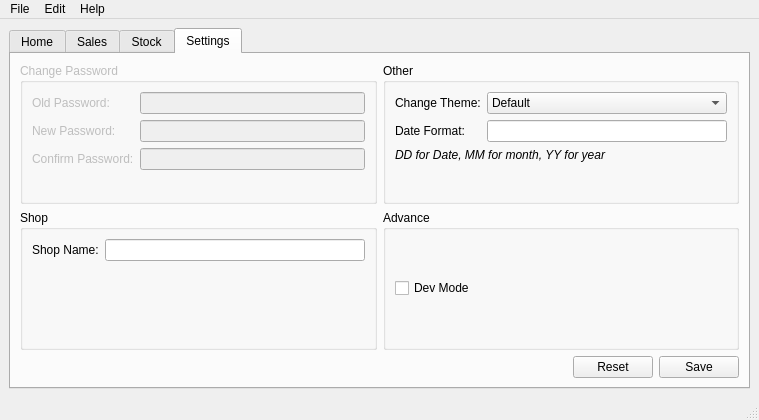
Old version of the form src/stock_manager.ui in the repository krivahtoo/stockmanager.
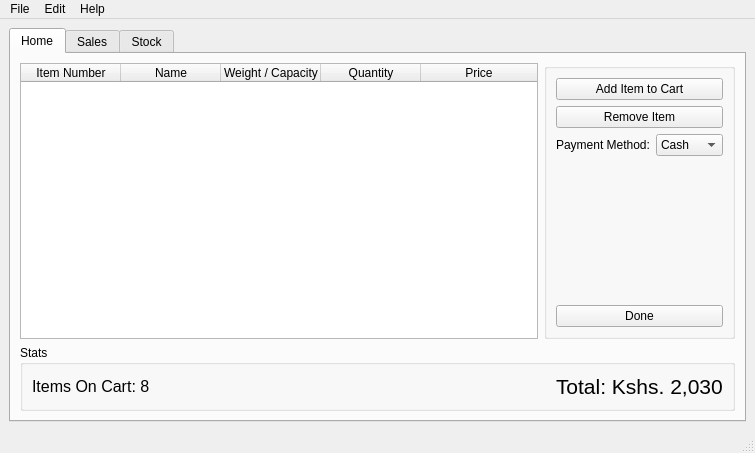
New version of the form. The open tabs and pages were chosen to show the change. Icons and pictures are not drawn.

Commit message: Moved settings to dialog

The edit to the form file:
```diff
--- a/src/stock_manager.ui
+++ b/src/stock_manager.ui
@@ -6,8 +6,8 @@
    <rect>
     <x>0</x>
     <y>0</y>
-    <width>759</width>
-    <height>420</height>
+    <width>755</width>
+    <height>453</height>
    </rect>
   </property>
   <property name="windowTitle">
@@ -36,6 +36,9 @@
       <property name="elideMode">
        <enum>Qt::ElideNone</enum>
       </property>
+      <property name="documentMode">
+       <bool>false</bool>
+      </property>
       <widget class="QWidget" name="tabHome">
        <attribute name="title">
         <string>Home</string>
@@ -44,7 +47,16 @@
         <item>
          <layout class="QHBoxLayout" name="horizontalLayout_5">
           <item>
-           <widget class="QTableWidget" name="tableWidget_2">
+           <widget class="QTableWidget" name="tblCart">
+            <property name="selectionBehavior">
+             <enum>QAbstractItemView::SelectRows</enum>
+            </property>
+            <attribute name="horizontalHeaderCascadingSectionResizes">
+             <bool>true</bool>
+            </attribute>
+            <attribute name="horizontalHeaderStretchLastSection">
+             <bool>true</bool>
+            </attribute>
             <column>
              <property name="text">
               <string>Item Number</string>
@@ -81,7 +93,11 @@
              <item>
               <widget class="QPushButton" name="btnAdd_Cart">
                <property name="text">
-                <string>Add Item</string>
+                <string>Add Item to Cart</string>
+               </property>
+               <property name="icon">
+                <iconset resource="../stock_manager.qrc">
+                 <normaloff>:/icons/cart.svg</normaloff>:/icons/cart.svg</iconset>
                </property>
               </widget>
              </item>
@@ -132,7 +148,7 @@
         <item>
          <layout class="QHBoxLayout" name="horizontalLayout_6">
           <item>
-           <widget class="QGroupBox" name="groupBox_6">
+           <widget class="QGroupBox" name="grbCart_Stats">
             <property name="title">
              <string>Stats</string>
             </property>
@@ -328,320 +344,81 @@
             <height>16777215</height>
            </size>
           </property>
-          <property name="currentIndex">
-           <number>0</number>
-          </property>
-          <widget class="QWidget" name="page">
-           <property name="geometry">
-            <rect>
-             <x>0</x>
-             <y>0</y>
-             <width>240</width>
-             <height>260</height>
-            </rect>
-           </property>
-           <attribute name="label">
-            <string>Options</string>
-           </attribute>
-           <layout class="QVBoxLayout" name="verticalLayout">
-            <item>
-             <widget class="QPushButton" name="btnSellItem">
-              <property name="maximumSize">
-               <size>
-                <width>16777215</width>
-                <height>50</height>
-               </size>
-              </property>
-              <property name="statusTip">
-               <string>Record sold items</string>
-              </property>
-              <property name="text">
-               <string>Sell Items</string>
-              </property>
-             </widget>
-            </item>
-            <item>
-             <widget class="QPushButton" name="btnAddItem">
-              <property name="maximumSize">
-               <size>
-                <width>16777215</width>
-                <height>40</height>
-               </size>
-              </property>
-              <property name="statusTip">
-               <string>Add new item into stock</string>
-              </property>
-              <property name="text">
-               <string>Add Item</string>
-              </property>
-             </widget>
-            </item>
-            <item>
-             <widget class="QPushButton" name="btnRefresh">
-              <property name="maximumSize">
-               <size>
-                <width>16777215</width>
-                <height>40</height>
-               </size>
-              </property>
-              <property name="statusTip">
-               <string>Display sales statistics</string>
-              </property>
-              <property name="text">
-               <string>Refresh</string>
-              </property>
-             </widget>
-            </item>
-            <item>
-             <widget class="QLabel" name="label">
-              <property name="text">
-               <string>&lt;html&gt;&lt;head/&gt;&lt;body&gt;&lt;p&gt;Stock: 244&lt;/p&gt;&lt;p&gt;Sales Today: 23 for Ksh. 2,244&lt;/p&gt;&lt;p&gt;&lt;span style=&quot; font-weight:600;&quot;&gt;Items Out of Stock:&lt;/span&gt;&lt;/p&gt;&lt;p&gt;1. Milk&lt;br/&gt;2. TipTop&lt;br/&gt;3. Oreo&lt;/p&gt;&lt;/body&gt;&lt;/html&gt;</string>
-              </property>
-             </widget>
-            </item>
-           </layout>
-          </widget>
-          <widget class="QWidget" name="page_2">
-           <property name="geometry">
-            <rect>
-             <x>0</x>
-             <y>0</y>
-             <width>94</width>
-             <height>24</height>
-            </rect>
-           </property>
-           <attribute name="label">
-            <string>Stats</string>
-           </attribute>
-          </widget>
-         </widget>
-        </item>
-       </layout>
-      </widget>
-      <widget class="QWidget" name="tabSettings">
-       <attribute name="title">
-        <string>Settings</string>
-       </attribute>
-       <layout class="QGridLayout" name="gridLayout_2">
-        <item row="2" column="1">
-         <layout class="QHBoxLayout" name="horizontalLayout_4">
-          <item>
-           <spacer name="horizontalSpacer">
-            <property name="orientation">
-             <enum>Qt::Horizontal</enum>
-            </property>
-            <property name="sizeHint" stdset="0">
-             <size>
-              <width>40</width>
-              <height>20</height>
-             </size>
-            </property>
-           </spacer>
-          </item>
-          <item>
-           <widget class="QPushButton" name="pushButton_3">
-            <property name="maximumSize">
-             <size>
-              <width>100</width>
-              <height>16777215</height>
-             </size>
-            </property>
-            <property name="text">
-             <string>Reset</string>
-            </property>
-            <property name="icon">
-             <iconset resource="../stock_manager.qrc">
-              <normaloff>:/icons/time-reverse.svg</normaloff>:/icons/time-reverse.svg</iconset>
-            </property>
-           </widget>
-          </item>
-          <item>
-           <widget class="QPushButton" name="pushButton_2">
-            <property name="maximumSize">
-             <size>
-              <width>111</width>
-              <height>16777215</height>
-             </size>
-            </property>
-            <property name="text">
-             <string>Save</string>
-            </property>
-            <property name="icon">
-             <iconset resource="../stock_manager.qrc">
-              <normaloff>:/icons/checkmark.svg</normaloff>:/icons/checkmark.svg</iconset>
-            </property>
-           </widget>
-          </item>
-         </layout>
-        </item>
-        <item row="0" column="1">
-         <widget class="QGroupBox" name="groupBox_3">
-          <property name="title">
-           <string>Other</string>
-          </property>
-          <layout class="QFormLayout" name="formLayout_3">
-           <item row="0" column="0">
-            <widget class="QLabel" name="label_5">
-             <property name="text">
-              <string>Change Theme:</string>
+          <layout class="QVBoxLayout" name="verticalLayout">
+           <item>
+            <widget class="QPushButton" name="btnSellItem">
+             <property name="maximumSize">
+              <size>
+               <width>16777215</width>
+               <height>50</height>
+              </size>
              </property>
-            </widget>
-           </item>
-           <item row="0" column="1">
-            <widget class="QComboBox" name="comboBox">
-             <property name="editable">
-              <bool>false</bool>
+             <property name="statusTip">
+              <string>Record sold items</string>
              </property>
-             <property name="currentText">
-              <string>Default</string>
-             </property>
-             <property name="currentIndex">
-              <number>0</number>
-             </property>
-             <property name="placeholderText">
-              <string>Select Theme...</string>
-             </property>
-             <item>
-              <property name="text">
-               <string>Default</string>
-              </property>
-             </item>
-            </widget>
-           </item>
-           <item row="1" column="0">
-            <widget class="QLabel" name="label_9">
              <property name="text">
-              <string>Date Format:</string>
+              <string>Sell Items</string>
              </property>
-            </widget>
-           </item>
-           <item row="1" column="1">
-            <widget class="QLineEdit" name="lineEdit">
-             <property name="text">
-              <string/>
+             <property name="icon">
+              <iconset resource="../stock_manager.qrc">
+               <normaloff>:/icons/cart.svg</normaloff>:/icons/cart.svg</iconset>
              </property>
             </widget>
            </item>
-           <item row="2" column="0" colspan="2">
-            <widget class="QLabel" name="label_10">
-             <property name="font">
-              <font>
-               <italic>true</italic>
-              </font>
-             </property>
-             <property name="text">
-              <string>DD for Date, MM for month, YY for year</string>
-             </property>
-            </widget>
-           </item>
-          </layout>
-         </widget>
-        </item>
-        <item row="0" column="0">
-         <widget class="QGroupBox" name="grpPass">
-          <property name="enabled">
-           <bool>false</bool>
-          </property>
-          <property name="title">
-           <string>Change Password</string>
-          </property>
-          <layout class="QFormLayout" name="formLayout_2">
-           <item row="0" column="1">
-            <widget class="QLineEdit" name="txtOldPass">
-             <property name="enabled">
-              <bool>false</bool>
-             </property>
+           <item>
+            <widget class="QPushButton" name="btnAddItem">
              <property name="maximumSize">
               <size>
-               <width>250</width>
-               <height>16777215</height>
+               <width>16777215</width>
+               <height>40</height>
               </size>
              </property>
              <property name="inputMethodHints">
               <set>Qt::ImhHiddenText|Qt::ImhNoAutoUppercase|Qt::ImhNoPredictiveText|Qt::ImhSensitiveData</set>
              </property>
-             <property name="echoMode">
-              <enum>QLineEdit::Password</enum>
-             </property>
-            </widget>
-           </item>
-           <item row="0" column="0">
-            <widget class="QLabel" name="label_6">
              <property name="text">
-              <string>Old Password:</string>
+              <string>Add Item</string>
              </property>
-            </widget>
-           </item>
-           <item row="1" column="0">
-            <widget class="QLabel" name="label_7">
-             <property name="text">
-              <string>New Password:</string>
+             <property name="icon">
+              <iconset resource="../stock_manager.qrc">
+               <normaloff>:/icons/plus.svg</normaloff>:/icons/plus.svg</iconset>
              </property>
             </widget>
            </item>
-           <item row="1" column="1">
-            <widget class="QLineEdit" name="txtNewPass">
+           <item>
+            <widget class="QPushButton" name="btnRefresh">
              <property name="maximumSize">
               <size>
-               <width>250</width>
-               <height>16777215</height>
+               <width>16777215</width>
+               <height>40</height>
               </size>
              </property>
-             <property name="echoMode">
-              <enum>QLineEdit::Password</enum>
+             <property name="statusTip">
+              <string>Display sales statistics</string>
              </property>
-            </widget>
-           </item>
-           <item row="2" column="0">
-            <widget class="QLabel" name="label_8">
              <property name="text">
-              <string>Confirm Password:</string>
+              <string>Refresh</string>
              </property>
-            </widget>
-           </item>
-           <item row="2" column="1">
-            <widget class="QLineEdit" name="txtNewPass_Confirm">
-             <property name="maximumSize">
-              <size>
-               <width>250</width>
-               <height>16777215</height>
-              </size>
+             <property name="icon">
+              <iconset resource="../stock_manager.qrc">
+               <normaloff>:/icons/clockwise.svg</normaloff>:/icons/clockwise.svg</iconset>
              </property>
             </widget>
            </item>
-          </layout>
-         </widget>
-        </item>
-        <item row="1" column="1">
-         <widget class="QGroupBox" name="groupBox_2">
-          <property name="title">
-           <string>Advance</string>
-          </property>
-          <layout class="QVBoxLayout" name="verticalLayout_2">
            <item>
-            <widget class="QCheckBox" name="checkBox">
-             <property name="text">
-              <string>Dev Mode</string>
+            <widget class="QGroupBox" name="groupBox_7">
+             <property name="title">
+              <string>Stats</string>
              </property>
-            </widget>
-           </item>
-          </layout>
-         </widget>
-        </item>
-        <item row="1" column="0">
-         <widget class="QGroupBox" name="groupBox_4">
-          <property name="title">
-           <string>Shop</string>
-          </property>
-          <layout class="QFormLayout" name="formLayout_4">
-           <item row="0" column="1">
-            <widget class="QLineEdit" name="lineEdit_2"/>
-           </item>
-           <item row="0" column="0">
-            <widget class="QLabel" name="label_11">
-             <property name="text">
-              <string>Shop Name:</string>
-             </property>
+             <layout class="QVBoxLayout" name="verticalLayout_5">
+              <item>
+               <widget class="QLabel" name="lblStats">
+                <property name="text">
+                 <string>&lt;html&gt;&lt;head/&gt;&lt;body&gt;&lt;p&gt;Stock: 244&lt;/p&gt;&lt;p&gt;Sales Today: 23 for Ksh. 2,244&lt;/p&gt;&lt;p&gt;&lt;span style=&quot; font-weight:600;&quot;&gt;Items Out of Stock:&lt;/span&gt;&lt;/p&gt;&lt;p&gt;1. Milk&lt;br/&gt;2. TipTop&lt;br/&gt;3. Oreo&lt;/p&gt;&lt;/body&gt;&lt;/html&gt;</string>
+                </property>
+               </widget>
+              </item>
+             </layout>
             </widget>
            </item>
           </layout>
@@ -658,7 +435,7 @@
     <rect>
      <x>0</x>
      <y>0</y>
-     <width>759</width>
+     <width>755</width>
      <height>27</height>
     </rect>
    </property>
```
Left out of the diff: 171 changed lines with no effect on the pictures. The commit also changes 9 other files.
